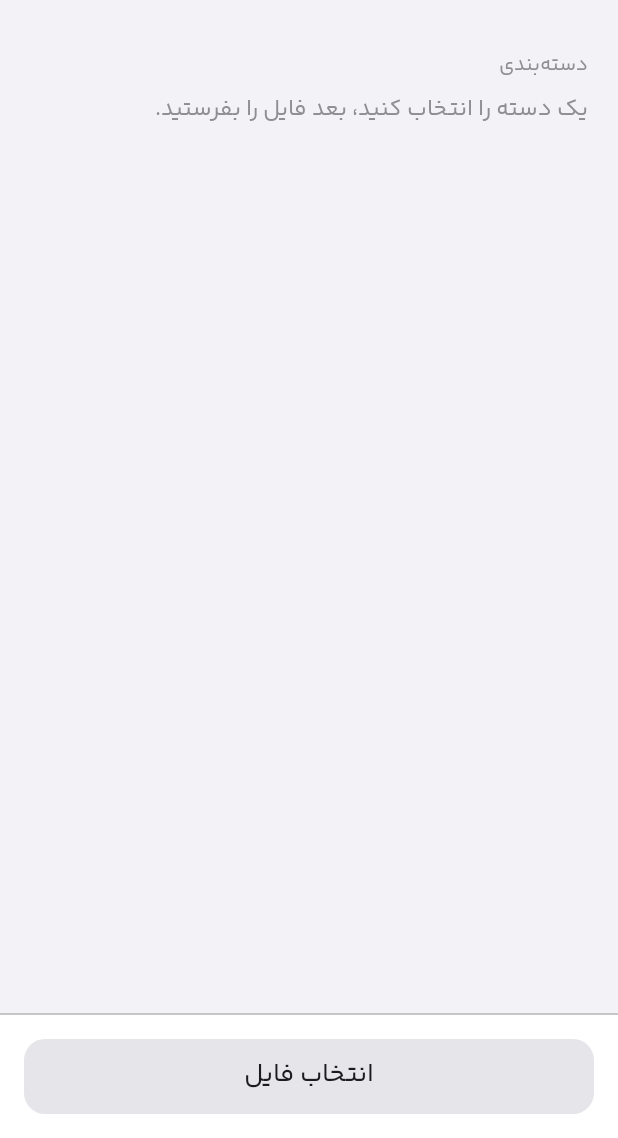
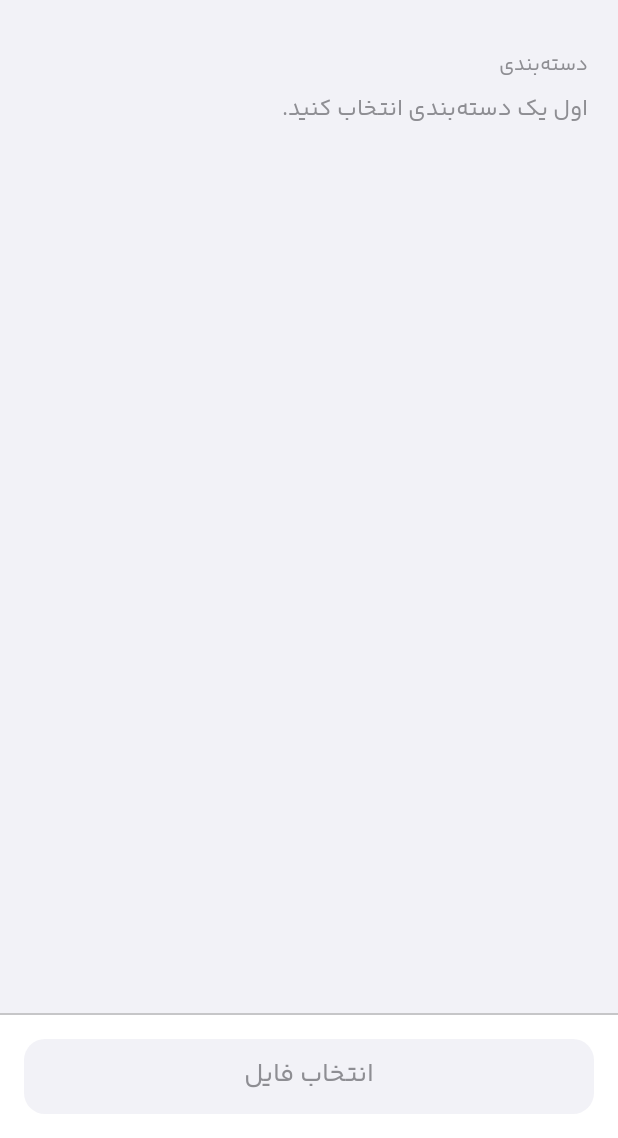
Before and after one commit to ahmadmnajafi/nova-upload-android, an Android app: the layout activity_main.xml on its own in the app's theme, with its tools: preview values and no code run, on a phone screen of 412 x 824 dp, the part 98-1236 px from its top. Run offline under Robolectric (Android 15) with nearby library versions, the phone set to English and light mode, and no system bars.

Commit message:
انتخاب فایل تا وقتی دسته انتخاب نشده خاموش بماند.
Co-authored-by: Cursor <cursoragent@cursor.com>

```diff
--- a/app/build.gradle.kts
+++ b/app/build.gradle.kts
@@ -14,8 +14,8 @@ android {
         applicationId = "com.nova.upload"
         minSdk = 24
         targetSdk = 34
-        versionCode = 5
-        versionName = "0.3.1"
+        versionCode = 6
+        versionName = "0.3.2"
         buildConfigField("String", "API_BASE", "\"https://g.novatouch.ir/wp-admin/admin-ajax.php\"")
     }
 
--- /dev/null
+++ b/app/src/main/res/color/btn_pick_bg.xml
@@ -0,0 +1,5 @@
+<?xml version="1.0" encoding="utf-8"?>
+<selector xmlns:android="http://schemas.android.com/apk/res/android">
+    <item android:color="@color/nova_fill" android:state_enabled="true" />
+    <item android:color="@color/nova_bg" />
+</selector>
--- /dev/null
+++ b/app/src/main/res/color/btn_pick_text.xml
@@ -0,0 +1,5 @@
+<?xml version="1.0" encoding="utf-8"?>
+<selector xmlns:android="http://schemas.android.com/apk/res/android">
+    <item android:color="@color/nova_text" android:state_enabled="true" />
+    <item android:color="@color/nova_muted" />
+</selector>
--- a/app/src/main/res/layout/activity_main.xml
+++ b/app/src/main/res/layout/activity_main.xml
@@ -131,7 +131,10 @@
                 android:layout_width="match_parent"
                 android:layout_height="50dp"
                 android:layout_margin="16dp"
-                android:text="@string/pick_files" />
+                android:enabled="false"
+                android:text="@string/pick_files"
+                android:textColor="@color/btn_pick_text"
+                app:backgroundTint="@color/btn_pick_bg" />
         </LinearLayout>
     </LinearLayout>
 
--- a/app/src/main/res/values/strings.xml
+++ b/app/src/main/res/values/strings.xml
@@ -6,7 +6,8 @@
     <string name="code_hint">کد ۴ رقمی</string>
     <string name="send_code">دریافت کد</string>
     <string name="verify_code">ورود</string>
-    <string name="pick_category">یک دسته را انتخاب کنید، بعد فایل را بفرستید.</string>
+    <string name="pick_category">اول یک دسته‌بندی انتخاب کنید.</string>
+    <string name="pick_files_next">دسته انتخاب شد. حالا فایل را انتخاب کنید.</string>
     <string name="files_ready">%1$s فایل آماده ارسال است</string>
     <string name="categories">دسته‌بندی</string>
     <string name="pick_files">انتخاب فایل</string>
```
Also changed, not shown: app/src/main/java/com/nova/upload/MainActivity.kt (+6 -2 lines).
